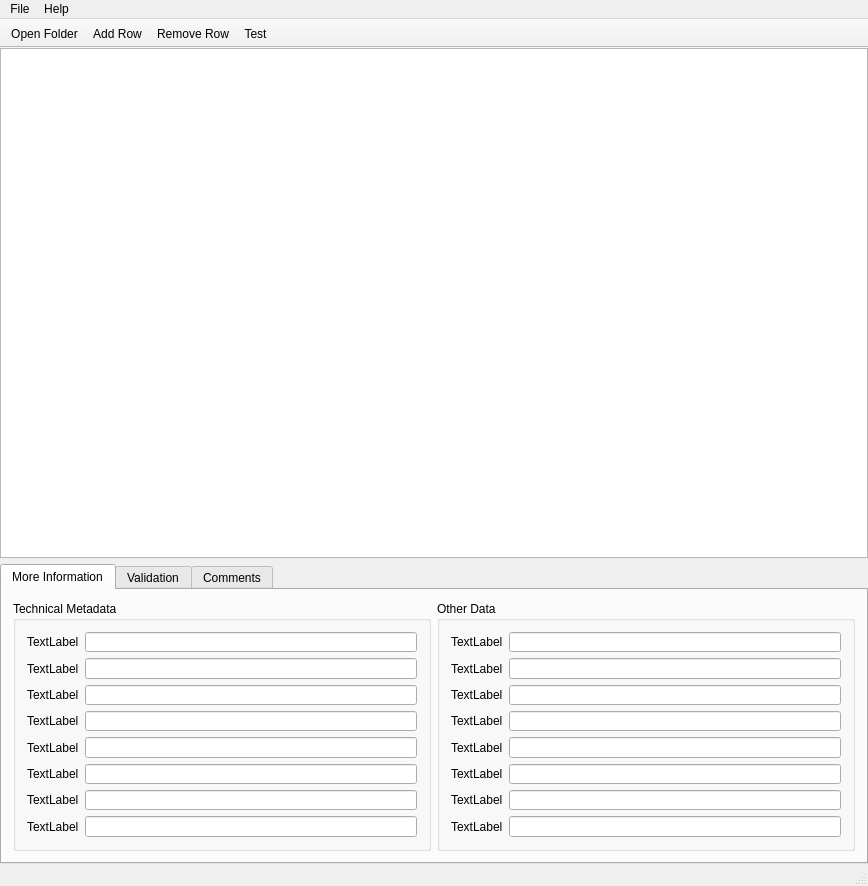
Qt form mainwindow.ui (henryborchers/QC_AV_Tool) before a commit.
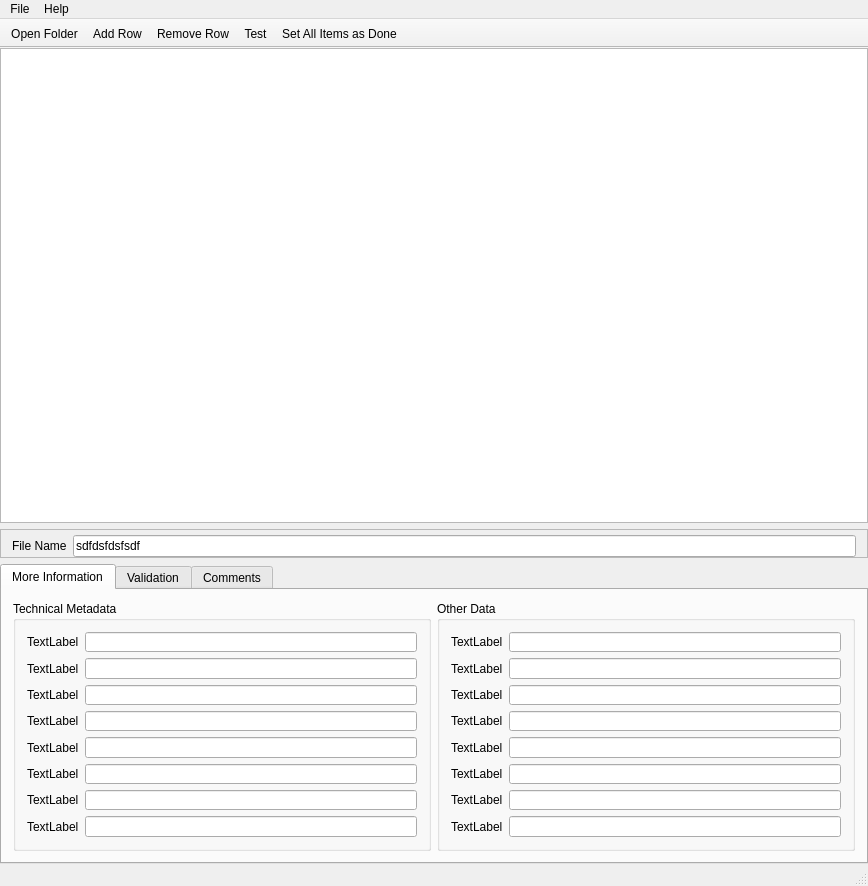
The same form after that commit.

Patch:
```diff
--- a/mainwindow.ui
+++ b/mainwindow.ui
@@ -40,10 +40,44 @@
      <number>0</number>
     </property>
     <item>
-     <widget class="QTableView" name="FilesView">
-      <property name="selectionBehavior">
-       <enum>QAbstractItemView::SelectRows</enum>
+     <widget class="QTreeView" name="FilesView"/>
+    </item>
+    <item>
+     <widget class="QFrame" name="frame">
+      <property name="frameShape">
+       <enum>QFrame::StyledPanel</enum>
       </property>
+      <property name="frameShadow">
+       <enum>QFrame::Raised</enum>
+      </property>
+      <layout class="QHBoxLayout" name="horizontalLayout">
+       <property name="topMargin">
+        <number>5</number>
+       </property>
+       <property name="bottomMargin">
+        <number>0</number>
+       </property>
+       <item>
+        <widget class="QLabel" name="lbl_fileName">
+         <property name="text">
+          <string>File Name</string>
+         </property>
+         <property name="buddy">
+          <cstring>le_fileName</cstring>
+         </property>
+        </widget>
+       </item>
+       <item>
+        <widget class="QLineEdit" name="le_fileName">
+         <property name="text">
+          <string>sdfdsfdsfsdf</string>
+         </property>
+         <property name="readOnly">
+          <bool>true</bool>
+         </property>
+        </widget>
+       </item>
+      </layout>
      </widget>
     </item>
     <item>
@@ -61,8 +95,8 @@
        <attribute name="title">
         <string>More Information</string>
        </attribute>
-       <layout class="QHBoxLayout" name="horizontalLayout">
-        <item>
+       <layout class="QGridLayout" name="gridLayout">
+        <item row="0" column="1">
          <widget class="QGroupBox" name="groupBox">
           <property name="title">
            <string>Technical Metadata</string>
@@ -183,7 +217,7 @@
           </layout>
          </widget>
         </item>
-        <item>
+        <item row="0" column="2">
          <widget class="QGroupBox" name="groupBox_2">
           <property name="title">
            <string>Other Data</string>
@@ -394,6 +428,7 @@
    <addaction name="actionAdd_Row"/>
    <addaction name="actionRemove_Row"/>
    <addaction name="actionTest"/>
+   <addaction name="actionSet_All_Items_as_Done"/>
   </widget>
   <widget class="QStatusBar" name="statusBar"/>
   <action name="actionOpen_Folder">
@@ -426,6 +461,11 @@
     <string>About</string>
    </property>
   </action>
+  <action name="actionSet_All_Items_as_Done">
+   <property name="text">
+    <string>Set All Items as Done</string>
+   </property>
+  </action>
  </widget>
  <layoutdefault spacing="6" margin="11"/>
  <resources/>
```
